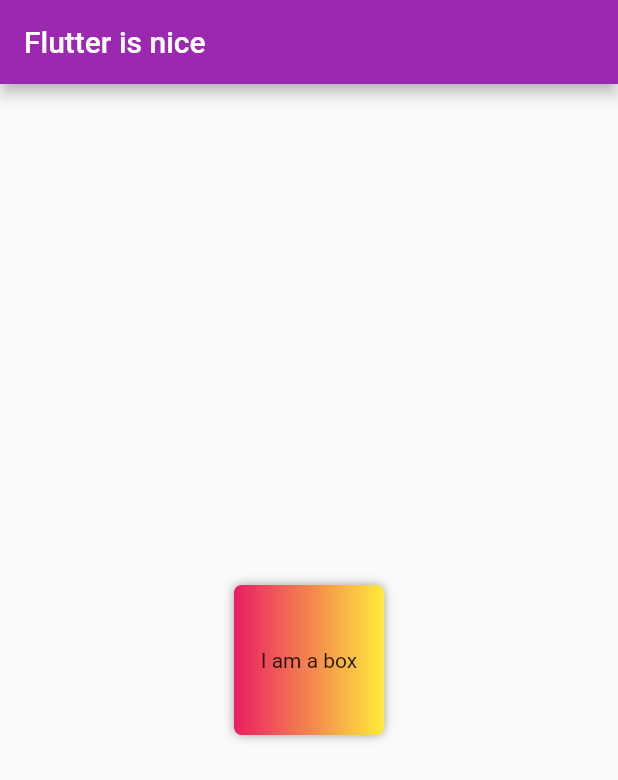
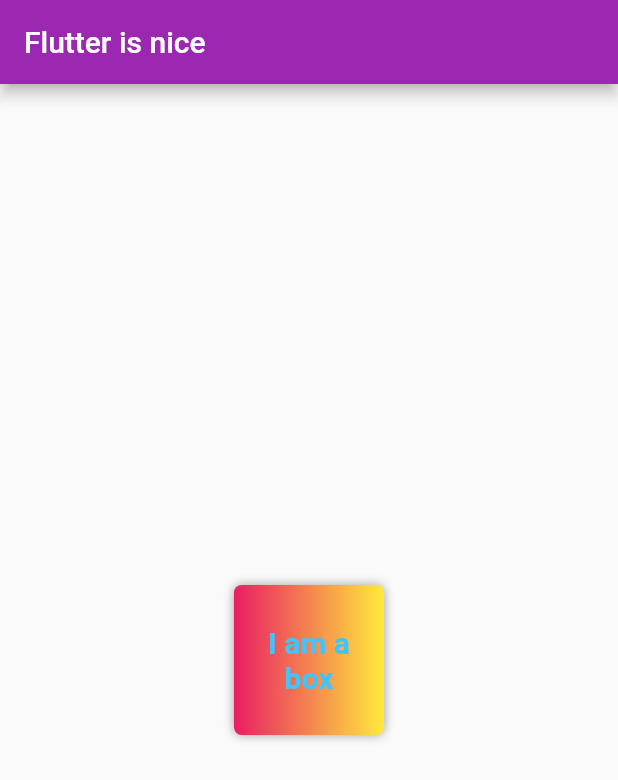
Before and after one commit to abhishekshahane/awesome_app, a Flutter app: the screen it shows after launch, on a phone screen of 412 x 824 dp. Shown: the top 780 px of the screen. Run offline on Flutter 3.47's test engine with Material 2 defaults, Android fonts, the phone set to English and light mode, and no system bars.

Commit message:
Added color and weight nd other things to text

```diff
--- a/lib/main.dart
+++ b/lib/main.dart
@@ -59,7 +59,15 @@ class HomePage extends StatelessWidget {
                     blurRadius: 5,
                   )
                 ]),
-            child: Text("I am a box")),
+            child: Text(
+              "I am a box",
+              textAlign: TextAlign.center,
+              style: TextStyle(
+                fontSize: 20,
+                color: Colors.lightBlueAccent,
+                fontWeight: FontWeight.bold,
+              ),
+            )),
       ),
     );
   }
```
